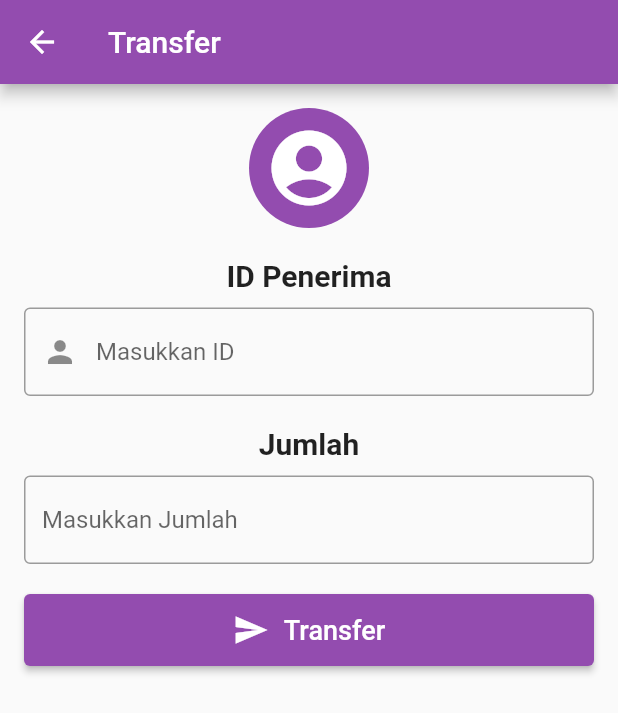
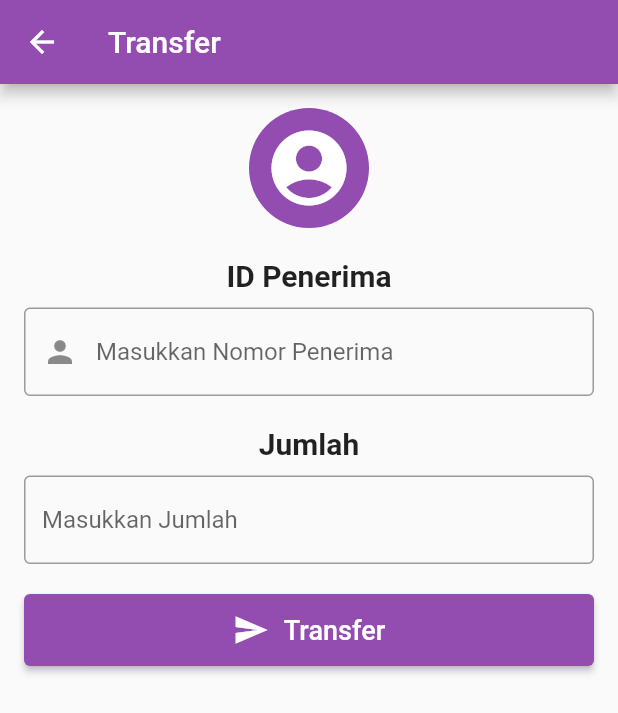
Before and after one commit to George535220173/UAS_E-MONEY, a Flutter app: the TransferPage screen opened directly, on a phone screen of 412 x 824 dp. Shown: the top 713 px of the screen. Run offline on Flutter 3.47's test engine with Material 2 defaults, Android fonts, the phone set to English and light mode, and no system bars; our stand-ins replace cloud_firestore, firebase_auth, firebase_core; accounts and stored records are empty; network calls fail.

Commit message:
update transfer jadi nomor hp bukan id

```diff
--- a/lib/Transfer/transfer.dart
+++ b/lib/Transfer/transfer.dart
@@ -41,8 +41,10 @@ class TransferPage extends StatelessWidget {
               SizedBox(height: 10),
               TextField(
                 controller: recipientController,
+                keyboardType: TextInputType.number,
+                inputFormatters: [FilteringTextInputFormatter.digitsOnly],
                 decoration: InputDecoration(
-                  hintText: 'Masukkan ID',
+                  hintText: 'Masukkan Nomor Penerima',
                   border: OutlineInputBorder(),
                   prefixIcon: Icon(Icons.person),
                 ),
```
